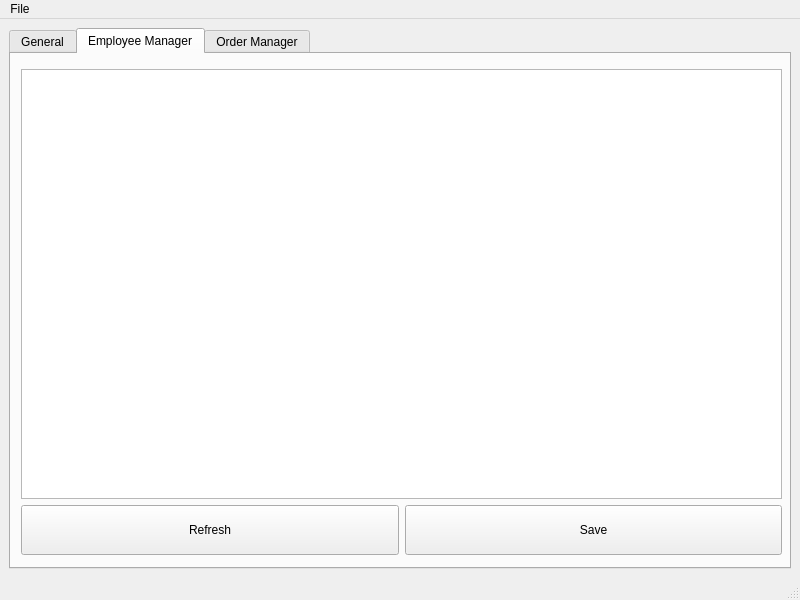
Qt form src/ui/mainwindow.ui (justinmuskopf/taco_tuesday) before a commit.
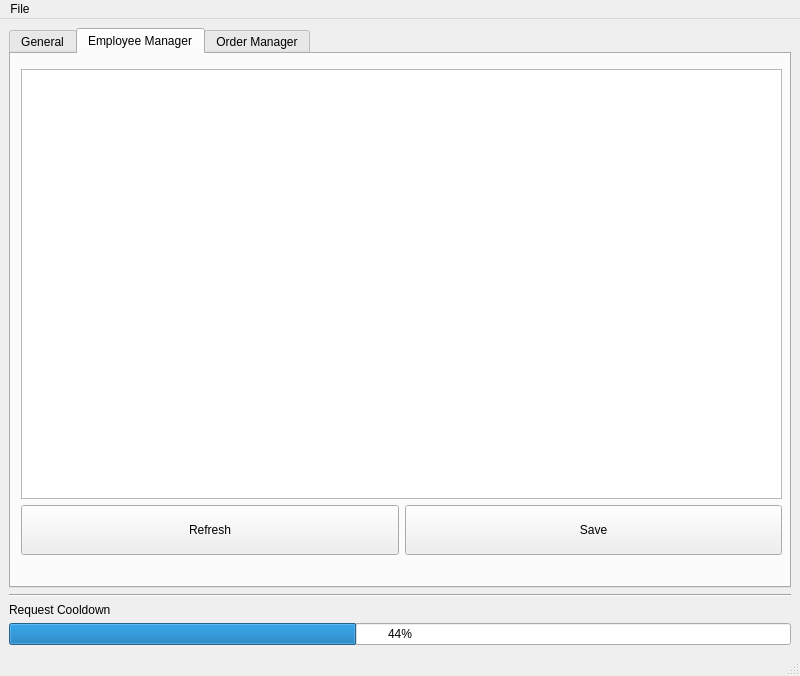
The same form after that commit. Custom widgets are drawn as their Qt base class.

Commit message: Add cooldown bar when performing request

```diff
--- a/src/ui/mainwindow.ui
+++ b/src/ui/mainwindow.ui
@@ -7,7 +7,7 @@
     <x>0</x>
     <y>0</y>
     <width>800</width>
-    <height>600</height>
+    <height>676</height>
    </rect>
   </property>
   <property name="windowTitle">
@@ -164,6 +164,36 @@
       </widget>
      </widget>
     </item>
+    <item>
+     <widget class="Line" name="line">
+      <property name="orientation">
+       <enum>Qt::Horizontal</enum>
+      </property>
+     </widget>
+    </item>
+    <item>
+     <widget class="QLabel" name="label">
+      <property name="text">
+       <string>Request Cooldown</string>
+      </property>
+     </widget>
+    </item>
+    <item>
+     <widget class="CooldownBar" name="requestCooldownBar">
+      <property name="minimum">
+       <number>-5000</number>
+      </property>
+      <property name="maximum">
+       <number>-500</number>
+      </property>
+      <property name="value">
+       <number>-2999</number>
+      </property>
+      <property name="format">
+       <string>%p%</string>
+      </property>
+     </widget>
+    </item>
    </layout>
   </widget>
   <widget class="QMenuBar" name="menubar">
@@ -196,6 +226,11 @@
    <extends>QTableWidget</extends>
    <header location="global">src/employeetable.h</header>
   </customwidget>
+  <customwidget>
+   <class>CooldownBar</class>
+   <extends>QProgressBar</extends>
+   <header location="global">src/cooldownbar.h</header>
+  </customwidget>
  </customwidgets>
  <resources/>
  <connections/>
```
The commit also changes 15 other files.
